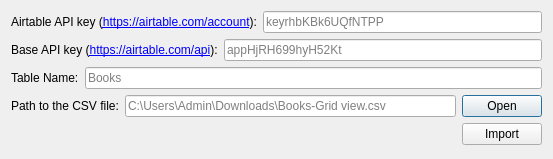
Old version of the form import_from_airtable/importing.ui in the repository BlueGreenMagick/Edit-Field-During-Review-Cloze.
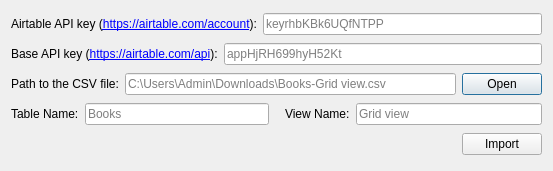
New version of the form.

Commit message: Support custom views

What changed in the file:
```diff
--- a/import_from_airtable/importing.ui
+++ b/import_from_airtable/importing.ui
@@ -7,7 +7,7 @@
     <x>0</x>
     <y>0</y>
     <width>553</width>
-    <height>159</height>
+    <height>171</height>
    </rect>
   </property>
   <property name="windowTitle">
@@ -62,24 +62,6 @@
      </item>
     </layout>
    </item>
-   <item>
-    <layout class="QHBoxLayout" name="horizontalLayout_3">
-     <item>
-      <widget class="QLabel" name="label_3">
-       <property name="text">
-        <string>Table Name:</string>
-       </property>
-      </widget>
-     </item>
-     <item>
-      <widget class="QLineEdit" name="tableName">
-       <property name="placeholderText">
-        <string>Books</string>
-       </property>
-      </widget>
-     </item>
-    </layout>
-   </item>
    <item>
     <layout class="QHBoxLayout" name="horizontalLayout_4">
      <item>
@@ -107,6 +89,62 @@
    </item>
    <item>
     <layout class="QHBoxLayout" name="horizontalLayout_5">
+     <item>
+      <layout class="QHBoxLayout" name="horizontalLayout_6">
+       <item>
+        <widget class="QLabel" name="label_3">
+         <property name="text">
+          <string>Table Name:</string>
+         </property>
+        </widget>
+       </item>
+       <item>
+        <widget class="QLineEdit" name="tableName">
+         <property name="placeholderText">
+          <string>Books</string>
+         </property>
+        </widget>
+       </item>
+      </layout>
+     </item>
+     <item>
+      <spacer name="horizontalSpacer_2">
+       <property name="orientation">
+        <enum>Qt::Horizontal</enum>
+       </property>
+       <property name="sizeType">
+        <enum>QSizePolicy::Fixed</enum>
+       </property>
+       <property name="sizeHint" stdset="0">
+        <size>
+         <width>10</width>
+         <height>20</height>
+        </size>
+       </property>
+      </spacer>
+     </item>
+     <item>
+      <layout class="QHBoxLayout" name="horizontalLayout_7">
+       <item>
+        <widget class="QLabel" name="label_5">
+         <property name="text">
+          <string>View Name:</string>
+         </property>
+        </widget>
+       </item>
+       <item>
+        <widget class="QLineEdit" name="viewName">
+         <property name="placeholderText">
+          <string>Grid view</string>
+         </property>
+        </widget>
+       </item>
+      </layout>
+     </item>
+    </layout>
+   </item>
+   <item>
+    <layout class="QHBoxLayout" name="horizontalLayout_3">
      <item>
       <spacer name="horizontalSpacer">
        <property name="orientation">
```
Left out of the diff: 2 changed lines with no effect on the pictures. The commit also changes 2 other files.
